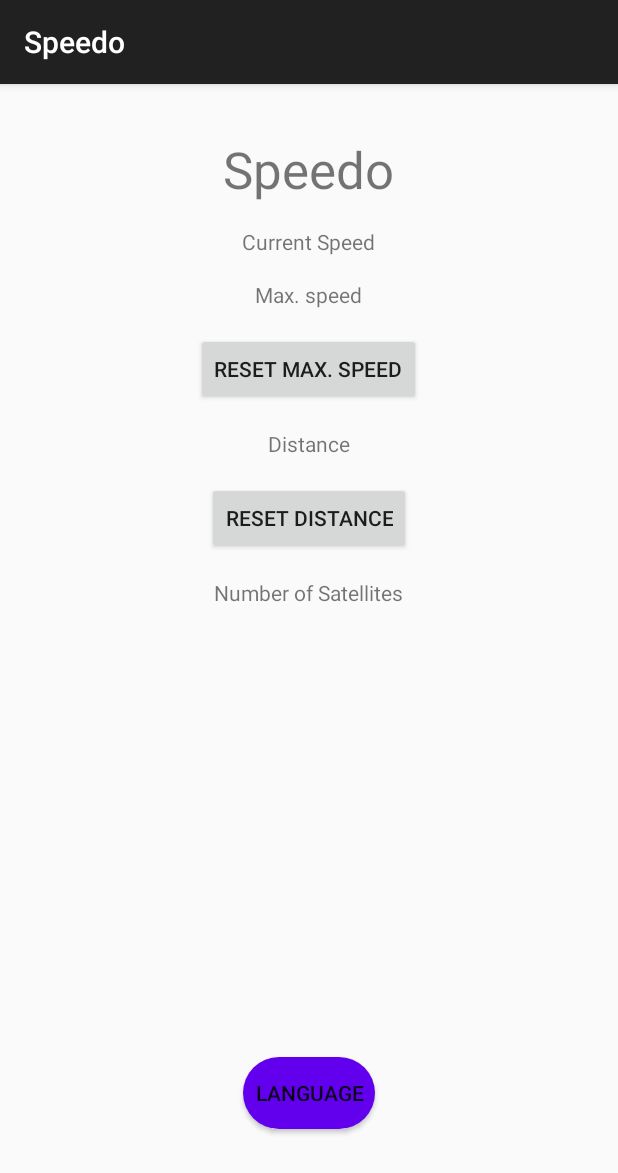
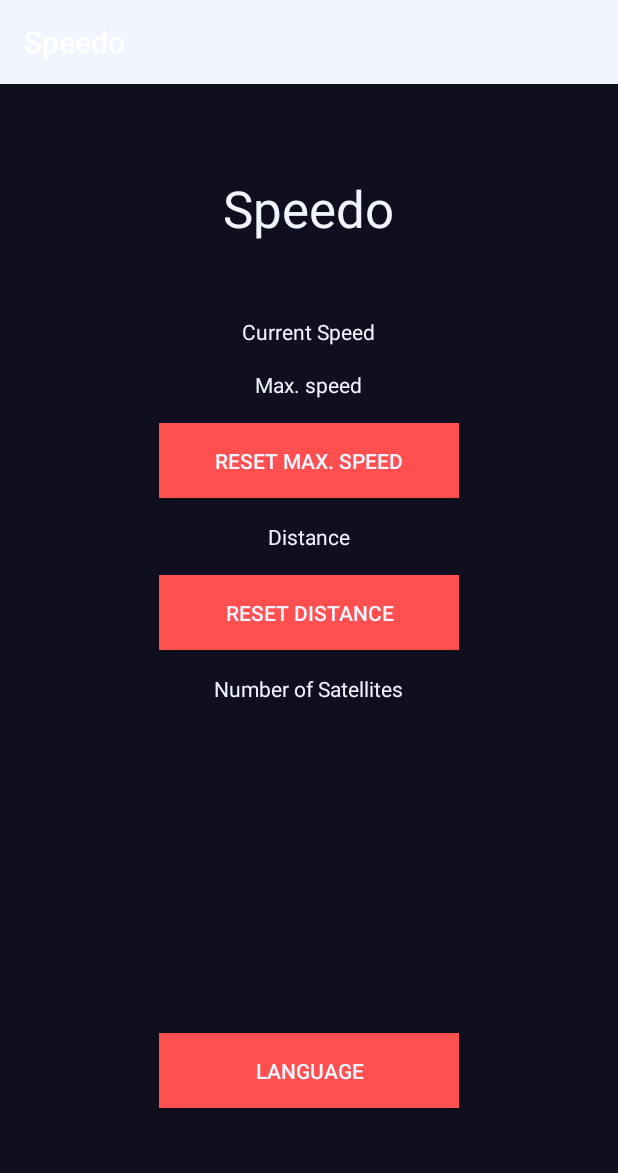
Before and after one commit to FuzzyWuzzy8/Speedo, an Android app: the screen it shows after launch (MainActivity), on a phone screen of 412 x 824 dp. Shown: the top 1173 px of the screen. Run offline under Robolectric (Android 15) with nearby library versions, the phone set to English and light mode, and no system bars.

Commit message:
Improve UI design

```diff
--- a/app/src/main/res/layout/activity_main.xml
+++ b/app/src/main/res/layout/activity_main.xml
@@ -12,8 +12,9 @@
         android:layout_width="wrap_content"
         android:layout_height="wrap_content"
         android:layout_centerHorizontal="true"
-        android:layout_marginTop="34dp"
+        android:layout_marginTop="60dp"
         android:textSize="34sp"
+        android:textColor="@color/colorPrimary"
         android:text="@string/app_name" />
 
     <!-- TextView for current speed -->
@@ -23,8 +24,10 @@
         android:layout_height="wrap_content"
         android:layout_centerHorizontal="true"
         android:layout_below="@id/textSpeedo"
-        android:layout_marginTop="16dp"
+        android:layout_marginTop="50dp"
+        android:textColor="@color/colorPrimary"
         android:text="@string/current_speed" />
+
 
     <!-- TextView for maximum speed -->
     <TextView
@@ -34,16 +37,19 @@
         android:layout_below="@id/textCurrent_speed"
         android:layout_centerHorizontal="true"
         android:layout_marginTop="16dp"
+        android:textColor="@color/colorPrimary"
         android:text="@string/max_speed" />
 
     <!-- Button to reset maximum speed -->
     <Button
         android:id="@+id/reset_max_speed_button"
-        android:layout_width="wrap_content"
-        android:layout_height="wrap_content"
+        android:layout_width="200dp"
+        android:layout_height="50dp"
         android:layout_below="@id/textMax_speed"
         android:layout_centerHorizontal="true"
         android:layout_marginTop="16dp"
+        android:textColor="@color/colorPrimary"
+        android:background="@color/colorAccent"
         android:text="@string/reset_max_speed" />
 
     <!-- TextView for current distance -->
@@ -54,16 +60,19 @@
         android:layout_centerHorizontal="true"
         android:layout_below="@id/reset_max_speed_button"
         android:layout_marginTop="16dp"
+        android:textColor="@color/colorPrimary"
         android:text="@string/current_distance" />
 
     <!-- Button to reset distance -->
     <Button
         android:id="@+id/reset_distance_button"
-        android:layout_width="wrap_content"
-        android:layout_height="wrap_content"
+        android:layout_width="200dp"
+        android:layout_height="50dp"
         android:layout_below="@id/textDistance"
         android:layout_centerHorizontal="true"
         android:layout_marginTop="16dp"
+        android:textColor="@color/colorPrimary"
+        android:background="@color/colorAccent"
         android:text="@string/reset_distance" />
 
     <!-- TextView for Satellites -->
@@ -74,18 +83,21 @@
         android:layout_centerHorizontal="true"
         android:layout_below="@id/reset_distance_button"
         android:layout_marginTop="16dp"
+        android:textColor="@color/colorPrimary"
         android:text="@string/noSatellites" />
 
     <!-- Button to change language -->
     <Button
         android:id="@+id/language"
-        android:layout_width="wrap_content"
-        android:layout_height="wrap_content"
+        android:layout_width="200dp"
+        android:layout_height="50dp"
         android:layout_below="@id/textNoSatellites"
         android:layout_centerHorizontal="true"
-        android:layout_marginTop="300dp"
+        android:layout_marginTop="220dp"
         android:text="@string/language"
-        android:background="@drawable/button1"/>
+        android:textColor="@color/colorPrimary"
+        android:background="@color/colorAccent"/>
+        <!--android:background="@drawable/button1"/> -->
 
     <!-- Other buttons and elements -->
 
--- a/app/src/main/res/values/colors.xml
+++ b/app/src/main/res/values/colors.xml
@@ -12,4 +12,16 @@
     <color name="black_gray">#39130101</color>
     <color name="orange">#FF5722</color>
     <color name="yellow">#FFEB3B</color>
-</resources>
+
+    <color name="colorPrimary">#F1F5FF</color>
+    <color name="colorPrimaryDark">#100F1F</color>
+    <color name="colorAccent">#FF4F4F</color>
+    <color name="app_background_color">#100F1F</color>
+
+
+    <!--  <color name="light_black">#100F1F</color> -->
+
+
+
+
+ </resources>
--- a/app/src/main/res/values/themes.xml
+++ b/app/src/main/res/values/themes.xml
@@ -5,6 +5,10 @@
     <!--style name="Base.Theme.Speedo" parent="Theme.MaterialComponents.DayNight.DarkActionBar"-->
     <style name="Base.Theme.Speedo" parent="Theme.AppCompat.Light.DarkActionBar">
         <!-- Customize your light theme here. -->
+        <item name="colorPrimary">@color/colorPrimary</item>
+        <item name="colorPrimaryDark">@color/colorPrimaryDark</item>
+        <item name="colorAccent">@color/colorAccent</item>
+        <item name="android:windowBackground">@color/app_background_color</item>
         <!-- <item name="colorPrimary">@color/my_light_primary</item> -->
     </style>
 
```
